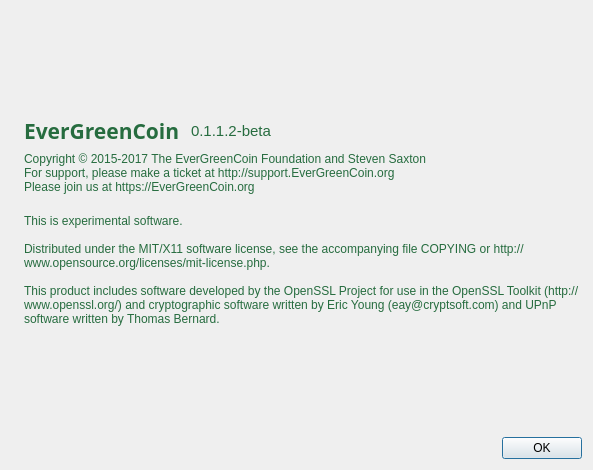
Old version of the form src/qt/forms/aboutdialog.ui in the repository EverGreenCoinDev/EverGreenCoin.
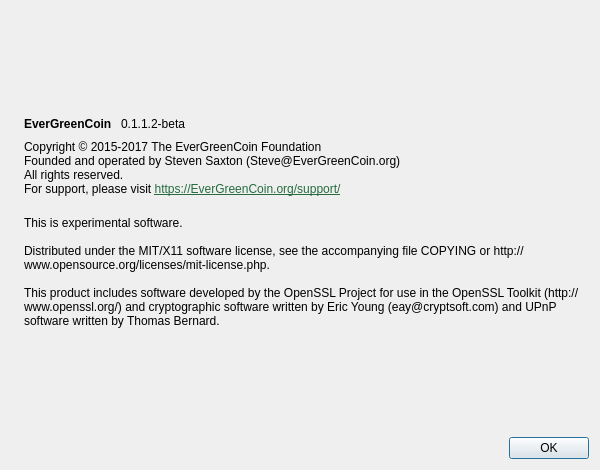
New version of the form. Icons and pictures are not drawn.

Patch:
```diff
--- a/src/qt/forms/aboutdialog.ui
+++ b/src/qt/forms/aboutdialog.ui
@@ -6,7 +6,7 @@
    <rect>
     <x>0</x>
     <y>0</y>
-    <width>593</width>
+    <width>600</width>
     <height>470</height>
    </rect>
   </property>
@@ -46,22 +46,9 @@
       <layout class="QHBoxLayout" name="horizontalLayout">
        <item>
         <widget class="QLabel" name="label">
-         <property name="font">
-          <font>
-           <family>Sans Serif</family>
-           <pointsize>16</pointsize>
-           <weight>50</weight>
-           <bold>false</bold>
-           <stylestrategy>PreferAntialias</stylestrategy>
-          </font>
-         </property>
          <property name="cursor">
           <cursorShape>IBeamCursor</cursorShape>
          </property>
-         <property name="styleSheet">
-          <string notr="true">QLabel { color: #266C3F; }
-</string>
-         </property>
          <property name="text">
           <string>&lt;b&gt;EverGreenCoin&lt;/b&gt; </string>
          </property>
@@ -72,18 +59,9 @@
        </item>
        <item>
         <widget class="QLabel" name="versionLabel">
-         <property name="font">
-          <font>
-           <pointsize>11</pointsize>
-          </font>
-         </property>
          <property name="cursor">
           <cursorShape>IBeamCursor</cursorShape>
          </property>
-         <property name="styleSheet">
-          <string notr="true">QLabel { color: #266C3F; }
-</string>
-         </property>
          <property name="text">
           <string notr="true">0.1.1.2-beta</string>
          </property>
@@ -112,14 +90,17 @@
        <property name="cursor">
         <cursorShape>IBeamCursor</cursorShape>
        </property>
-       <property name="styleSheet">
-        <string notr="true">QLabel { color: #266C3F; }
-</string>
-       </property>
        <property name="text">
-        <string>Copyright © 2015-2017 The EverGreenCoin Foundation and Steven Saxton
-For support, please make a ticket at http://support.EverGreenCoin.org
-Please join us at https://EverGreenCoin.org</string>
+        <string>&lt;html&gt;&lt;head/&gt;&lt;body&gt;&lt;p&gt;Copyright © 2015-2017 The EverGreenCoin Foundation&lt;br/&gt;Founded and operated by Steven Saxton (Steve@EverGreenCoin.org)&lt;br/&gt;All rights reserved.&lt;br/&gt;For support, please visit &lt;a href=&quot;https://EverGreenCoin.org/support/&quot;&gt;&lt;span style=&quot; text-decoration: underline; color:#266c3f;&quot;&gt;https://EverGreenCoin.org/support/&lt;/span&gt;&lt;/a&gt;&lt;/p&gt;&lt;/body&gt;&lt;/html&gt;</string>
+       </property>
+       <property name="textFormat">
+        <enum>Qt::RichText</enum>
+       </property>
+       <property name="wordWrap">
+        <bool>true</bool>
+       </property>
+       <property name="openExternalLinks">
+        <bool>true</bool>
        </property>
        <property name="textInteractionFlags">
         <set>Qt::LinksAccessibleByMouse|Qt::TextSelectableByKeyboard|Qt::TextSelectableByMouse</set>
@@ -131,10 +112,6 @@
        <property name="cursor">
         <cursorShape>IBeamCursor</cursorShape>
        </property>
-       <property name="styleSheet">
-        <string notr="true">QLabel { color: #266C3F; }
-</string>
-       </property>
        <property name="text">
         <string>
 This is experimental software.
```
